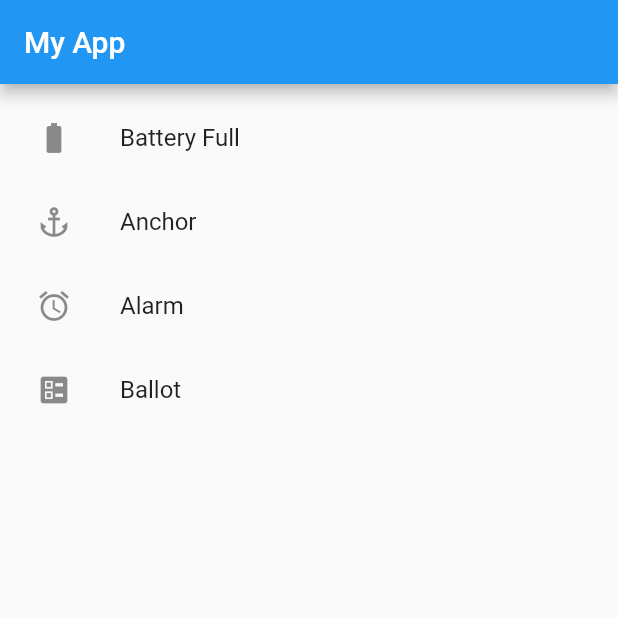
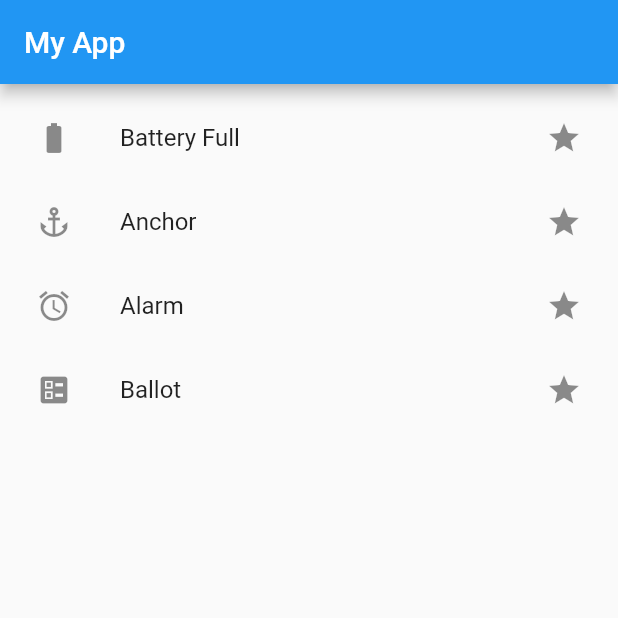
Before and after one commit to ShahedMohammadHridoy/flutter-listview, a Flutter app: the screen it shows after launch, on a phone screen of 412 x 824 dp, the top half of it. Run offline on Flutter 3.47's test engine with Material 2 defaults, Android fonts, the phone set to English and light mode, and no system bars.

Commit message:
trailing & subtitle

```diff
--- a/lib/main.dart
+++ b/lib/main.dart
@@ -18,9 +18,9 @@ class MyApp extends StatelessWidget {
       ),
       home: Scaffold(
         appBar: AppBar(
-          title: Text('My App'),
+          title: const Text('My App'),
         ),
-        body: ListViewHome(),
+        body: const ListViewHome(),
       ),
     );
   }
@@ -37,19 +37,19 @@ class ListViewHome extends StatelessWidget {
         ListTile(
             title: Text("Battery Full"),
             leading: Icon(Icons.battery_full),
-        ),
+            trailing: Icon(Icons.star)),
         ListTile(
             title: Text("Anchor"),
             leading: Icon(Icons.anchor),
-        ),
+            trailing: Icon(Icons.star)),
         ListTile(
             title: Text("Alarm"),
             leading: Icon(Icons.access_alarm),
-        ),
+            trailing: Icon(Icons.star)),
         ListTile(
             title: Text("Ballot"),
             leading: Icon(Icons.ballot),
-        )
+            trailing: Icon(Icons.star))
       ],
     );
   }
```
Lines whose indentation alone changed are shown as unchanged.
